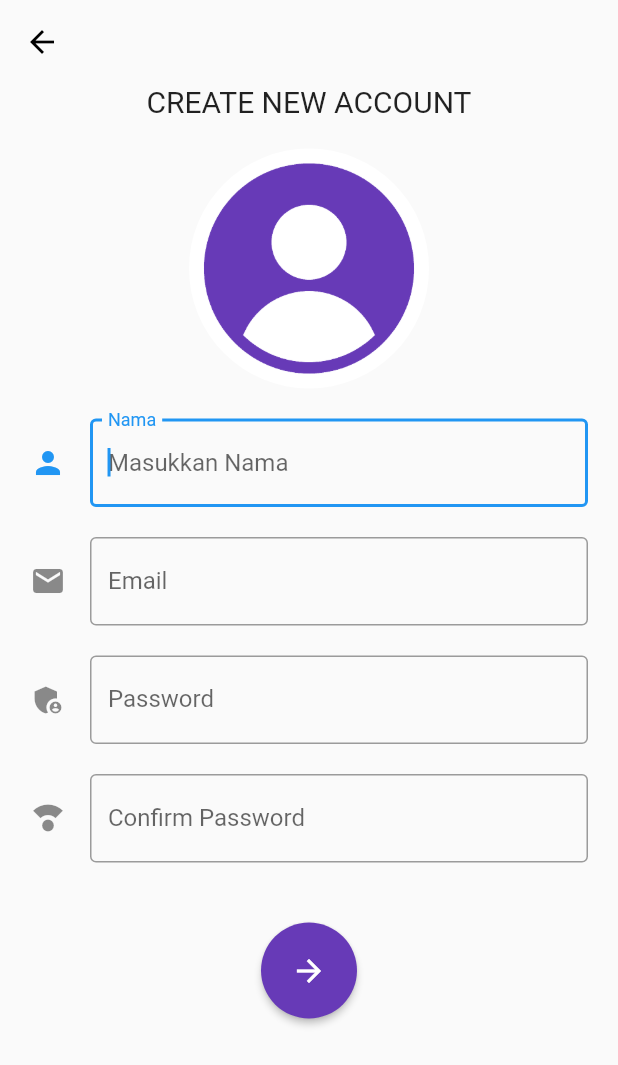
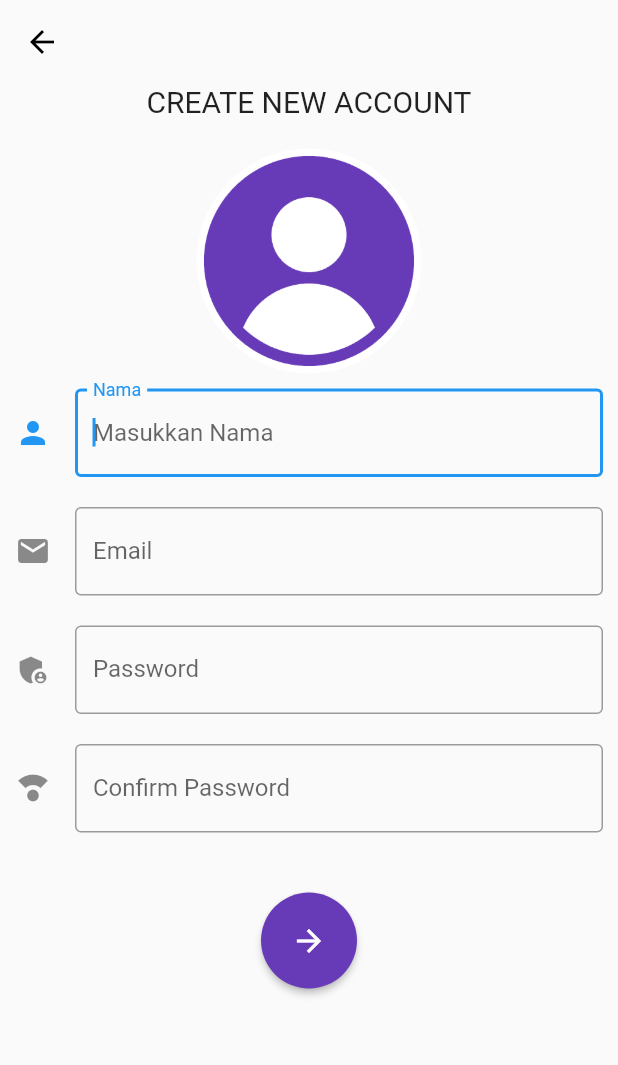
Before and after one commit to raihanabdul13/bioskop_app, a Flutter app: the registerPage screen opened directly, on a phone screen of 412 x 824 dp. Shown: the top 1065 px of the screen. Run offline on Flutter 3.47's test engine with Material 2 defaults, Android fonts, the phone set to English and light mode, and no system bars; our stand-ins replace splashscreen.

Commit message:
Update register.dart

```diff
--- a/lib/pages/register.dart
+++ b/lib/pages/register.dart
@@ -38,16 +38,15 @@ var confirmPass;
                         backgroundColor: Colors.white,
                         child: Image.asset(
                           'assets/user.png',
-                          height: 150,
+                          height: 200,
                           color: Colors.deepPurple,
                         ),
-                        radius: 80,
+                        radius: 75,
                       )
                     ),
                     Form(
                       key: _formKey,
                       child: Container(
-                        padding: EdgeInsets.all(10),
                         child: Column(
                           children: <Widget>[
                             Container(
```
